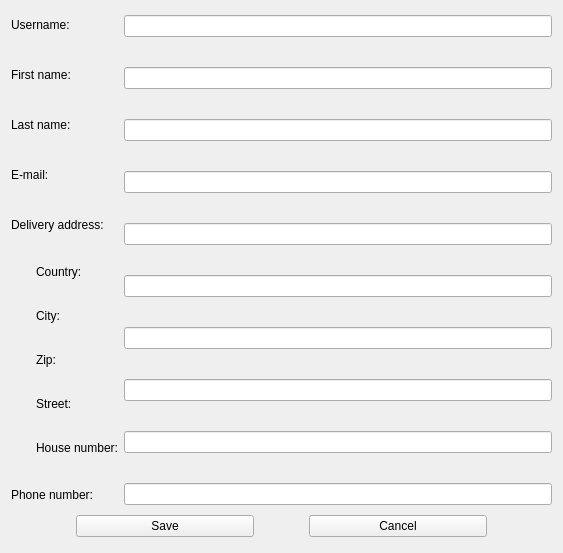
NVKShop/nvk-client, file frontend/ui/usersettingswindow.ui: the form before one commit.
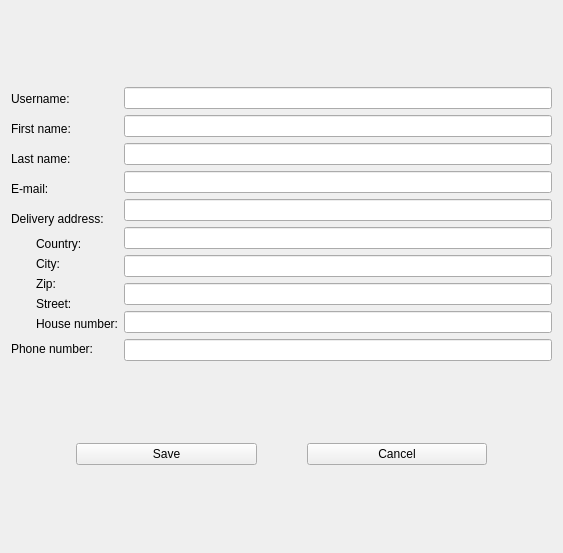
The form after the commit.

What changed in the file:
```diff
--- a/frontend/ui/usersettingswindow.ui
+++ b/frontend/ui/usersettingswindow.ui
@@ -18,9 +18,6 @@
     <layout class="QHBoxLayout" name="horizontalLayout">
      <item>
       <layout class="QVBoxLayout" name="verticalLayout_3">
-       <property name="spacing">
-        <number>30</number>
-       </property>
        <item>
         <widget class="QLabel" name="label">
          <property name="text">
@@ -58,9 +55,6 @@
        </item>
        <item>
         <layout class="QVBoxLayout" name="verticalLayout_2">
-         <property name="spacing">
-          <number>30</number>
-         </property>
          <property name="leftMargin">
           <number>25</number>
          </property>
@@ -112,9 +106,6 @@
      </item>
      <item>
       <layout class="QVBoxLayout" name="verticalLayout">
-       <property name="spacing">
-        <number>30</number>
-       </property>
        <item>
         <widget class="QLineEdit" name="userNameLineEdit"/>
        </item>
@@ -152,7 +143,7 @@
    <item>
     <layout class="QHBoxLayout" name="horizontalLayout_2">
      <property name="spacing">
-      <number>55</number>
+      <number>50</number>
      </property>
      <property name="leftMargin">
       <number>65</number>
```
Left out of the diff: 2 changed lines with no effect on the pictures.
